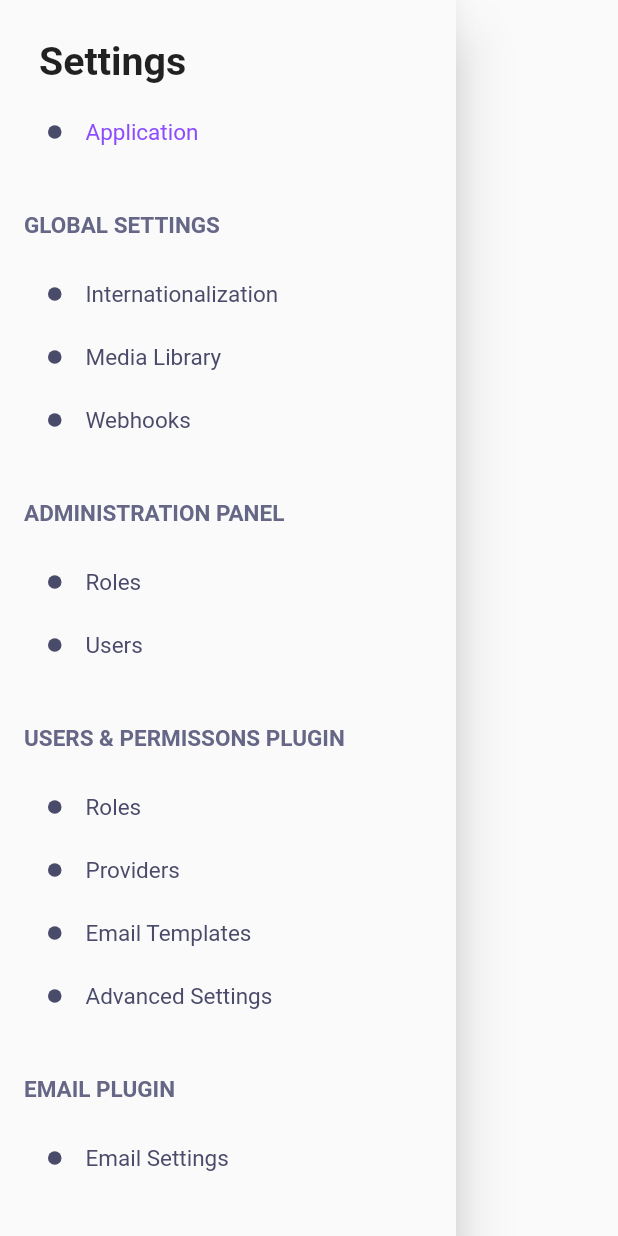
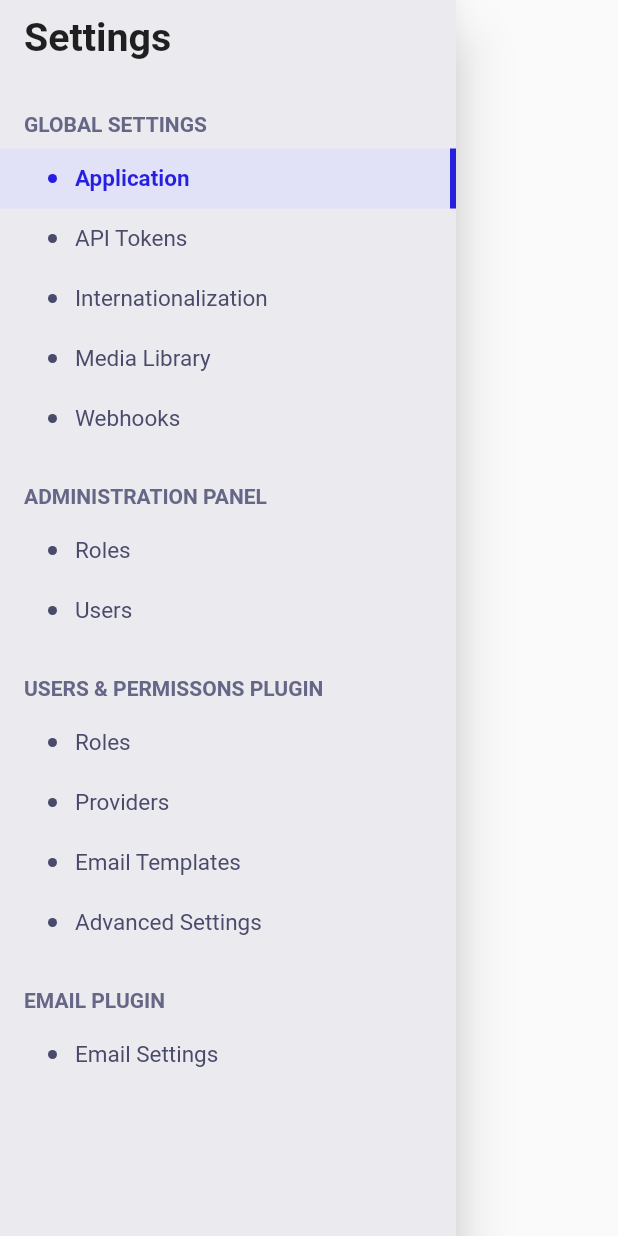
Before and after one commit to Saad-ISAA/strapi-mobile, a Flutter app: what buildSettingsDrawer() shows on an empty page, opened directly with empty values, on a phone screen of 412 x 824 dp. Run offline on Flutter 3.47's test engine with Material 2 defaults, Android fonts, the phone set to English and light mode, and no system bars; our stand-ins replace flutter_svg, font_awesome_flutter, shared_preferences, velocity_x, video_player; accounts and stored records are empty; network calls fail.

Commit message:
settings drawer design update

```diff
--- a/lib/Customwidgets/settings_end_drawer.dart
+++ b/lib/Customwidgets/settings_end_drawer.dart
@@ -1,6 +1,9 @@
 import 'package:flutter/material.dart';
+import 'package:flutter/painting.dart';
+import 'package:flutter/widgets.dart';
 import 'package:strapi_flutter_cms/pages/comming_soon_page.dart';
 import 'package:strapi_flutter_cms/pages/settings_pages/advanced_settings.dart';
+import 'package:strapi_flutter_cms/pages/settings_pages/api_tokens.dart';
 import 'package:strapi_flutter_cms/pages/settings_pages/application_settings.dart';
 import 'package:strapi_flutter_cms/pages/settings_pages/email_templates.dart';
 import 'package:strapi_flutter_cms/pages/settings_pages/internationalization.dart';
@@ -17,14 +20,19 @@ Drawer buildSettingsDrawer(
     SettingsDrawerItem activatedTab,
     Function(SettingsDrawerItem) setActivatedTab) {
   return Drawer(
-    // backgroundColor: neutral150,
+    backgroundColor: neutral150,
     child: SafeArea(
       child: SingleChildScrollView(
         physics: BouncingScrollPhysics(),
         child: Column(
           crossAxisAlignment: CrossAxisAlignment.start,
           children: [
-            'Settings'.text.xl3.bold.make().p(10),
+            'Settings'.text.xl3.bold.make().py(10).px(16),
+            16.heightBox,
+            Text(
+              'GLOBAL SETTINGS',
+              style: _drawerTitleText,
+            ).py(8).px(16),
             buildDrawerRowEntryWithoutIcon(
                 activeItem: activatedTab,
                 itemKey: SettingsDrawerItem.APPLICATION,
@@ -33,11 +41,14 @@ Drawer buildSettingsDrawer(
                   setActivatedTab(SettingsDrawerItem.APPLICATION);
                   setSelectedPage(ApplicationSettingsPage());
                 }),
-            16.heightBox,
-            Text(
-              'GLOBAL SETTINGS',
-              style: _drawerTitleText,
-            ).py(16),
+            buildDrawerRowEntryWithoutIcon(
+                activeItem: activatedTab,
+                itemKey: SettingsDrawerItem.APITOKENS,
+                title: 'API Tokens',
+                onTap: () {
+                  setActivatedTab(SettingsDrawerItem.APITOKENS);
+                  setSelectedPage(APITokensScreen());
+                }),
             buildDrawerRowEntryWithoutIcon(
                 activeItem: activatedTab,
                 title: 'Internationalization',
@@ -68,7 +79,7 @@ Drawer buildSettingsDrawer(
             Text(
               'ADMINISTRATION PANEL',
               style: _drawerTitleText,
-            ).py(16),
+            ).py(8).px(16),
             buildDrawerRowEntryWithoutIcon(
                 activeItem: activatedTab,
                 itemKey: SettingsDrawerItem.ADMIN_ROLES,
@@ -93,7 +104,7 @@ Drawer buildSettingsDrawer(
             Text(
               'USERS & PERMISSONS PLUGIN',
               style: _drawerTitleText,
-            ).py(16),
+            ).py(8).px(16),
             buildDrawerRowEntryWithoutIcon(
                 activeItem: activatedTab,
                 title: 'Roles',
@@ -132,7 +143,7 @@ Drawer buildSettingsDrawer(
             Text(
               'EMAIL PLUGIN',
               style: _drawerTitleText,
-            ).py(16),
+            ).py(8).px(16),
             buildDrawerRowEntryWithoutIcon(
                 activeItem: activatedTab,
                 title: 'Email Settings',
@@ -144,14 +155,14 @@ Drawer buildSettingsDrawer(
                   ));
                 }),
           ],
-        ).p(16),
+        ),
       ),
     ),
   );
 }
 
 TextStyle _drawerTitleText =
-    TextStyle(color: neutral600, fontSize: 15, fontWeight: FontWeight.bold);
+    TextStyle(color: neutral600, fontSize: 14, fontWeight: FontWeight.bold);
 
 Widget buildDrawerRowEntryWithoutIcon(
     {String title,
@@ -160,26 +171,39 @@ Widget buildDrawerRowEntryWithoutIcon(
     SettingsDrawerItem itemKey}) {
   return InkWell(
     splashColor: primary200,
-    borderRadius: BorderRadius.circular(8),
+    borderRadius: BorderRadius.circular(0),
     onTap: onTap,
-    child: Padding(
-      padding: const EdgeInsets.symmetric(vertical: 12.0, horizontal: 16),
+    child: Container(
+      color: activeItem == itemKey
+          ? primary200.withOpacity(0.5)
+          : Colors.transparent,
       child: Row(
         children: [
+          32.widthBox,
           Container(
-              height: 9,
-              width: 9,
-              decoration:
-                  BoxDecoration(color: neutral700, shape: BoxShape.circle)),
+              height: 6,
+              width: 6,
+              decoration: BoxDecoration(
+                  color: activeItem == itemKey ? primary700 : drawerRowsColor,
+                  shape: BoxShape.circle)),
           SizedBox(
-            width: 16,
+            width: 12,
           ),
           Text(
             title,
             style: TextStyle(
                 fontSize: 15,
-                color: activeItem == itemKey ? strapiColor : drawerRowsColor),
-          )
+                color: activeItem == itemKey ? primary700 : drawerRowsColor,
+                fontWeight: activeItem == itemKey
+                    ? FontWeight.w600
+                    : FontWeight.normal),
+          ),
+          Spacer(),
+          Container(
+            height: 40,
+            width: 4,
+            color: activeItem == itemKey ? primary700 : Colors.transparent,
+          ),
         ],
       ),
     ),
--- /dev/null
+++ b/lib/pages/settings_pages/api_tokens.dart
@@ -0,0 +1,15 @@
+import 'package:flutter/material.dart';
+
+class APITokensScreen extends StatefulWidget {
+  const APITokensScreen({Key key}) : super(key: key);
+
+  @override
+  _APITokensScreenState createState() => _APITokensScreenState();
+}
+
+class _APITokensScreenState extends State<APITokensScreen> {
+  @override
+  Widget build(BuildContext context) {
+    return Container();
+  }
+}
--- a/lib/shared/settings_drawer_items.dart
+++ b/lib/shared/settings_drawer_items.dart
@@ -1,5 +1,6 @@
 enum SettingsDrawerItem {
   APPLICATION,
+  APITOKENS,
   INTERNATIONLIZATION,
   MEDIALIBRARY,
   WEBHOOKS,
```
